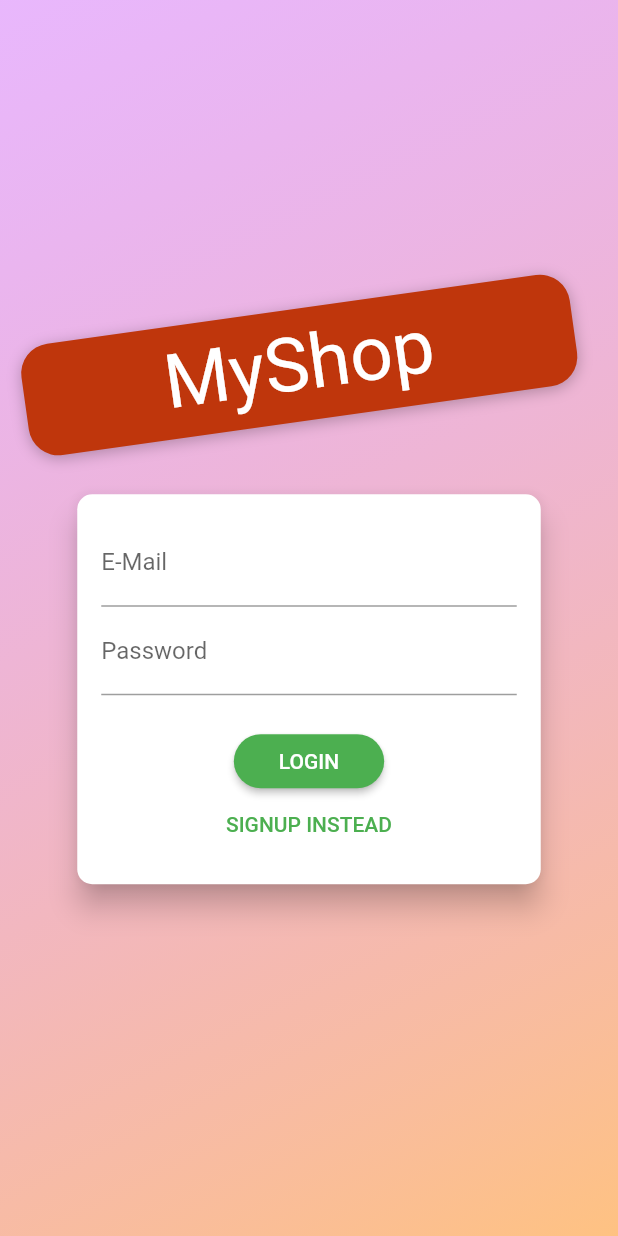
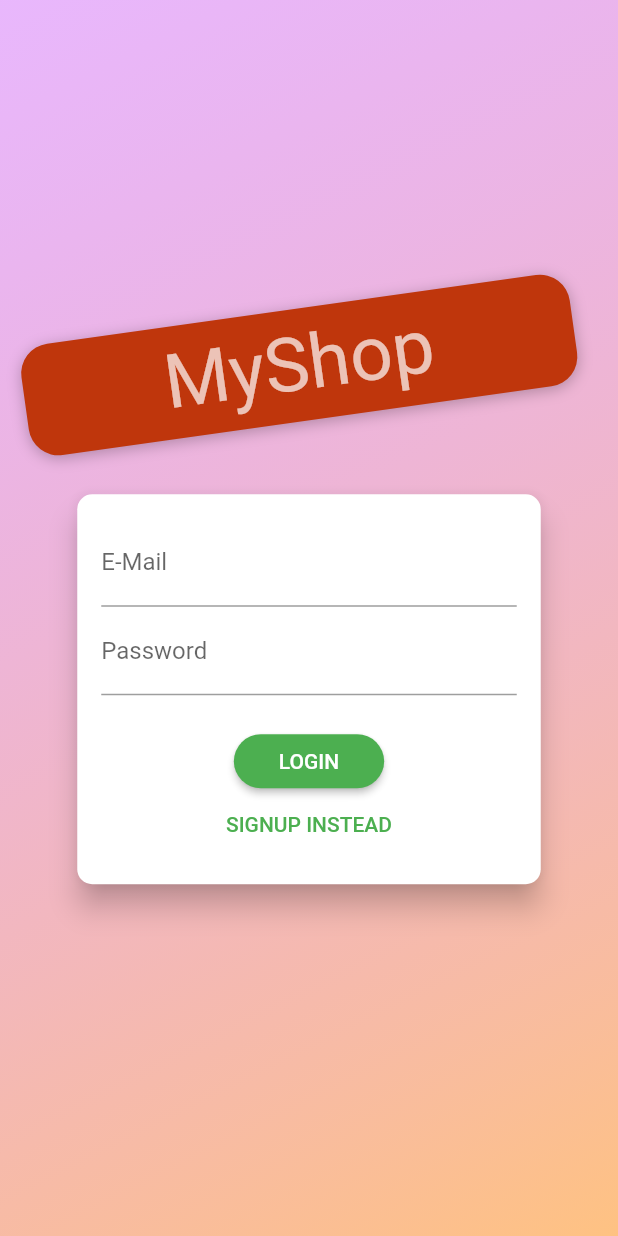
Before and after one commit to Bjarkibadda/volsungur_app, a Flutter app: the screen it shows after launch, on a phone screen of 412 x 824 dp. Run offline on Flutter 3.47's test engine with Material 2 defaults, Android fonts, the phone set to English and light mode, and no system bars; our stand-ins replace youtube_player_flutter; Roboto replaces fonts that are missing (Anton).

Commit message:
remove duplication and fix code

```diff
--- a/lib/providers/notification_model.dart
+++ b/lib/providers/notification_model.dart
@@ -1,6 +1,5 @@
 import 'package:flutter/foundation.dart';
 
-import 'dart:convert';
 
 class Notification with ChangeNotifier {
   final String id;
--- a/lib/providers/training_date_list.dart
+++ b/lib/providers/training_date_list.dart
@@ -1,11 +1,10 @@
 import 'package:flutter/material.dart';
-import 'package:volsungur_app/screens/all_practices_screen.dart';
-import './practice_model.dart';
+
 import 'package:flutter/foundation.dart';
 import 'package:http/http.dart' as http;
 import 'dart:convert';
 import './training_date_model.dart';
-import 'package:intl/intl.dart';
+
 
 class TrainingList with ChangeNotifier {
   List<Training> _allTrainings = [];
--- a/lib/providers/training_date_model.dart
+++ b/lib/providers/training_date_model.dart
@@ -1,6 +1,5 @@
 import 'package:flutter/foundation.dart';
-import 'package:http/http.dart' as http;
-import 'dart:convert';
+
 
 class Training with ChangeNotifier {
   final String id;
--- a/lib/screens/auth_screen.dart
+++ b/lib/screens/auth_screen.dart
@@ -61,7 +61,7 @@ class AuthScreen extends StatelessWidget {
                       child: Text(
                         'MyShop',
                         style: TextStyle(
-                          color: Theme.of(context).accentTextTheme.title.color,
+                          color: Theme.of(context).accentTextTheme.headline1.color,
                           fontSize: 50,
                           fontFamily: 'Anton',
                           fontWeight: FontWeight.normal,
--- a/lib/screens/training_screen.dart
+++ b/lib/screens/training_screen.dart
@@ -54,7 +54,7 @@ class _TrainingScreenState extends State<TrainingScreen> {
           child: CustomAppBar(),
         ),
         drawer: AppDrawer(),
-        body: _isPracticeLoading && _isTrainingDateLoading
+        body: _isPracticeLoading || _isTrainingDateLoading
             ? Center(child: CircularProgressIndicator())
             : SingleChildScrollView(
                 child: Column(
--- a/lib/screens/video_screen.dart
+++ b/lib/screens/video_screen.dart
@@ -1,5 +1,4 @@
 import 'package:flutter/material.dart';
-import 'package:volsungur_app/widgets/app_drawer.dart';
 import 'package:youtube_player_flutter/youtube_player_flutter.dart';
 
 class VideoScreen extends StatefulWidget {
--- a/lib/widgets/training_week.dart
+++ b/lib/widgets/training_week.dart
@@ -9,7 +9,6 @@ class TrainingWeek extends StatelessWidget {
   Widget build(BuildContext context) {
     final train = Provider.of<TrainingList>(context);
     List<Training> trainingData = train.allItems;
-    int count = 0;
 
     return Container(
       child: ListView.builder(
```
Also changed, not shown: lib/main.dart (+5 -5 lines), 4 other files.
